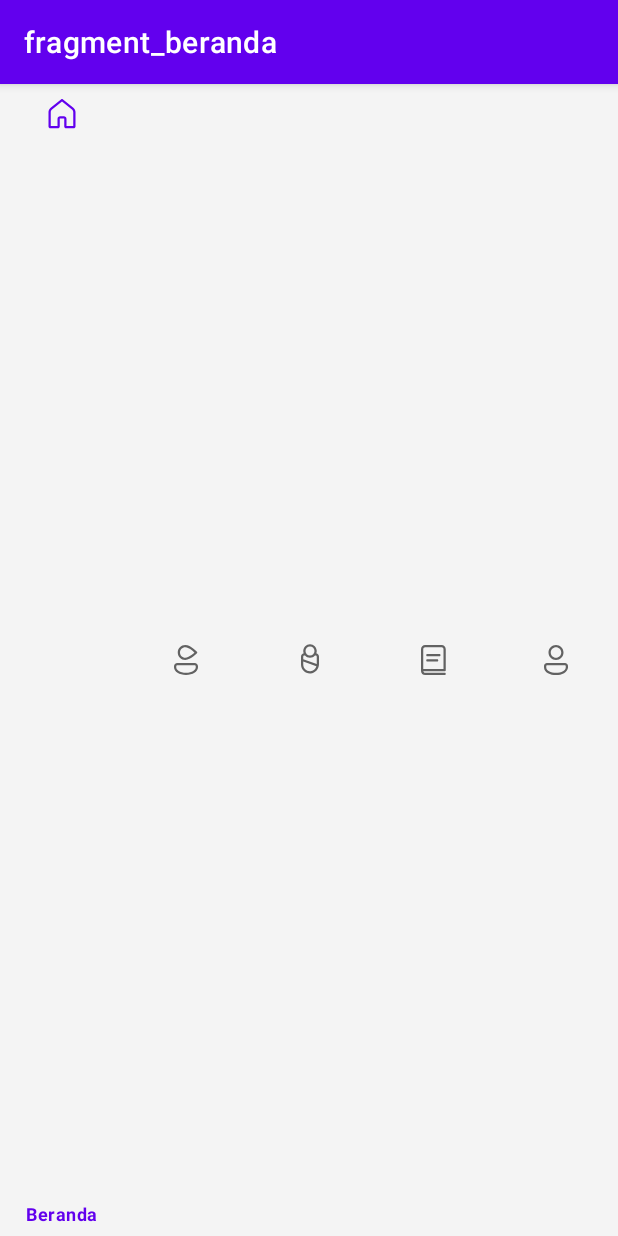
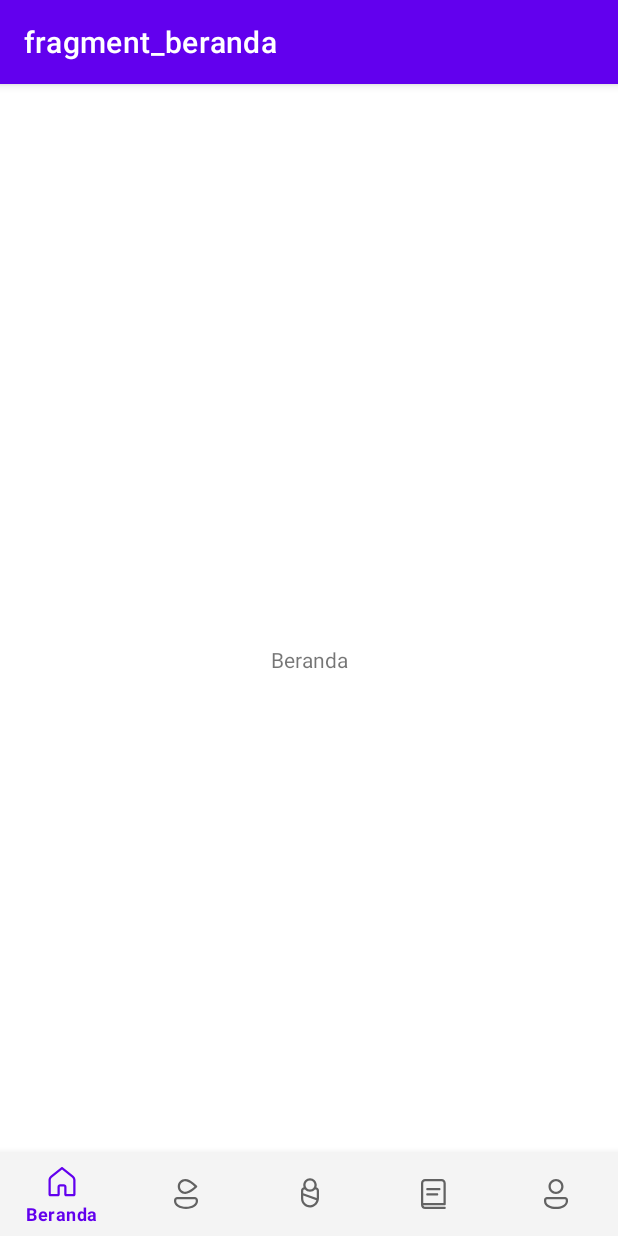
Before and after one commit to mas-diq/-Simple, an Android app: the screen it shows after launch (MainActivity), on a phone screen of 412 x 824 dp. Run offline under Robolectric (Android 15) with nearby library versions, the phone set to English and light mode, and no system bars; our stand-ins replace navigation-ui; plain views replace ChipNavigationBar.

Commit message:
Bottom bar success but the themes not

```diff
--- a/app/src/main/java/com/dicoding/navbar/MainActivity.kt
+++ b/app/src/main/java/com/dicoding/navbar/MainActivity.kt
@@ -22,7 +22,6 @@ class MainActivity : AppCompatActivity() {
                     R.id.berandaFragment,
                     R.id.ibuFragment,
                     R.id.anakFragment,
-                    R.id.anakFragment,
                     R.id.artikelFragment,
                     R.id.penggunaFragment
                 )
--- a/app/src/main/res/layout/activity_main.xml
+++ b/app/src/main/res/layout/activity_main.xml
@@ -8,44 +8,26 @@
 
     <com.google.android.material.bottomnavigation.BottomNavigationView
         android:id="@+id/bottomNavigationView"
-        android:layout_width="match_parent"
-        android:layout_height="match_parent"
+        android:layout_width="0dp"
+        android:layout_height="wrap_content"
         android:background="#f4f4f4"
         app:layout_constraintBottom_toBottomOf="parent"
         app:layout_constraintEnd_toEndOf="parent"
         app:layout_constraintStart_toStartOf="parent"
-        app:menu="@menu/button_bar"/>
+        app:menu="@menu/button_bar" />
 
     <fragment
         android:id="@+id/fragment"
         android:name="androidx.navigation.fragment.NavHostFragment"
         android:layout_width="match_parent"
         android:layout_height="match_parent"
+        android:background="#f4f4f4"
+        app:cnb_menuResource="@menu/button_bar"
         app:defaultNavHost="true"
-        app:layout_constraintBottom_toBottomOf="parent"
         app:layout_constraintEnd_toEndOf="parent"
         app:layout_constraintStart_toStartOf="parent"
         app:layout_constraintTop_toTopOf="parent"
         app:navGraph="@navigation/my_nav" />
 
-<!--    <FrameLayout-->
-<!--        android:id="@+id/frameLayout"-->
-<!--        android:layout_width="match_parent"-->
-<!--        android:layout_height="match_parent">-->
-
-<!--    </FrameLayout>-->
-
-<!--    <com.ismaeldivita.chipnavigation.ChipNavigationBar-->
-<!--        android:id="@+id/bottomNavigationView"-->
-<!--        android:layout_width="match_parent"-->
-<!--        android:layout_height="80dp"-->
-<!--        android:background="#f4f4f4"-->
-<!--        android:elevation="16dp"-->
-<!--        android:foregroundGravity="center"-->
-<!--        app:cnb_menuResource="@menu/button_bar"-->
-<!--        app:layout_constraintBottom_toBottomOf="parent"-->
-<!--        app:layout_constraintEnd_toEndOf="parent"-->
-<!--        app:layout_constraintStart_toStartOf="parent"-->
-<!--        app:layout_constraintTop_toBottomOf="@+id/frameLayout" />-->
 
 </androidx.constraintlayout.widget.ConstraintLayout>
```
